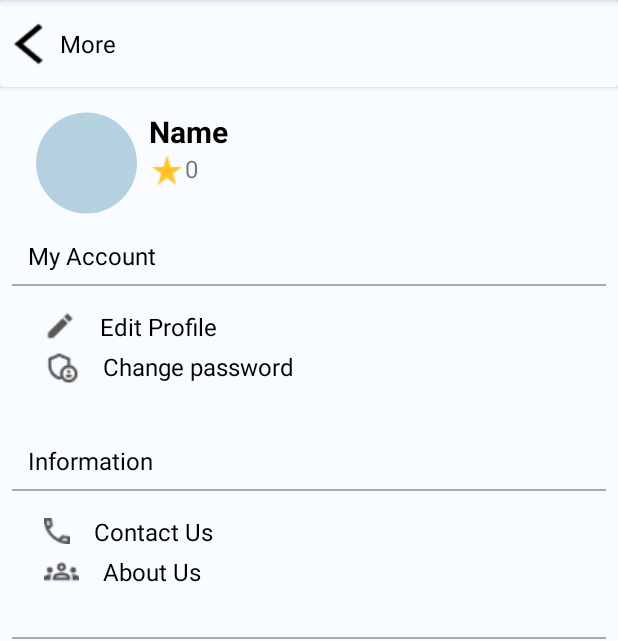
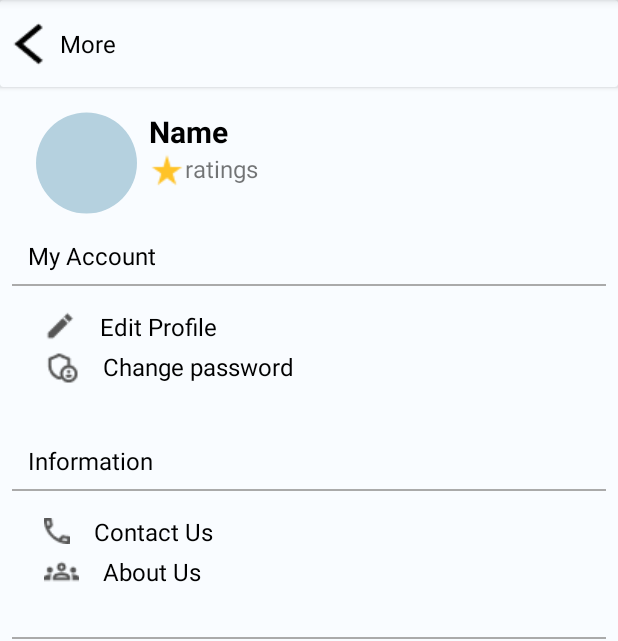
Before and after one commit to jikisan/ServiceHub, an Android app: the more_page screen opened directly, with no data from a screen before it, on a phone screen of 412 x 824 dp, the part 84-725 px from its top. Run offline under Robolectric (Android 15) with nearby library versions, the phone set to English and light mode, and no system bars; our stand-ins replace CircleImageView, Firebase (no records; nobody signed in at launch, a user with empty details on screens opened directly).

Commit message:
revise layout for more page and edit profile page and setup functions

```diff
--- a/app/src/main/java/com/example/servicehub/more_page.java
+++ b/app/src/main/java/com/example/servicehub/more_page.java
@@ -1,5 +1,6 @@
 package com.example.servicehub;
 
+import androidx.annotation.NonNull;
 import androidx.appcompat.app.AppCompatActivity;
 
 import android.content.Intent;
@@ -7,23 +8,40 @@ import android.os.Bundle;
 import android.view.View;
 import android.widget.ImageView;
 import android.widget.TextView;
+import android.widget.Toast;
 
 import com.google.firebase.auth.FirebaseAuth;
+import com.google.firebase.auth.FirebaseUser;
+import com.google.firebase.database.DataSnapshot;
+import com.google.firebase.database.DatabaseError;
+import com.google.firebase.database.DatabaseReference;
+import com.google.firebase.database.FirebaseDatabase;
+import com.google.firebase.database.ValueEventListener;
 
 public class more_page extends AppCompatActivity {
+
+    private FirebaseUser user;
+    private DatabaseReference userDatabase;
+    private String userID;
 
     ImageView iv_messageBtn, iv_notificationBtn, iv_homeBtn, iv_accountBtn,
             iv_moreBtn;
 
-    TextView tv_editProfile, tv_changePassword, tv_contactUs, tv_aboutUs, tv_logout;
+    TextView tv_editProfile, tv_changePassword, tv_contactUs, tv_aboutUs, tv_logout, tv_bannerName, tv_ratings;
 
     @Override
     protected void onCreate(Bundle savedInstanceState) {
         super.onCreate(savedInstanceState);
         setContentView(R.layout.more_page);
 
+        user = FirebaseAuth.getInstance().getCurrentUser();
+        userDatabase = FirebaseDatabase.getInstance().getReference("Users");
+        userID = user.getUid();
+
+
         setRef();
         buttonNav();
+        generateProfile();
         bottomNavTaskbar();
 
 
@@ -116,10 +134,39 @@ public class more_page extends AppCompatActivity {
         iv_homeBtn = findViewById(R.id.iv_homeBtn);
         iv_accountBtn = findViewById(R.id.iv_accountBtn);
         iv_moreBtn = findViewById(R.id.iv_moreBtn);
+
+
         tv_editProfile = findViewById(R.id.tv_editProfile);
         tv_changePassword = findViewById(R.id.tv_changePassword);
         tv_contactUs = findViewById(R.id.tv_contactUs);
         tv_aboutUs = findViewById(R.id.tv_aboutUs);
         tv_logout = findViewById(R.id.tv_logout);
+        tv_bannerName = findViewById(R.id.tv_bannerName);
+
     }
+
+    private void generateProfile() {
+        userDatabase.child(userID).addListenerForSingleValueEvent(new ValueEventListener() {
+            @Override
+            public void onDataChange(@NonNull DataSnapshot snapshot) {
+                Users userProfile = snapshot.getValue(Users.class);
+
+                if(userProfile != null){
+                    String sp_fName = userProfile.firstName;
+                    String sp_lName = userProfile.lastName;
+                    String sp_fullName = sp_fName.substring(0, 1).toUpperCase()+ sp_fName.substring(1).toLowerCase()
+                            + " " + sp_lName.substring(0, 1).toUpperCase()+ sp_lName.substring(1).toLowerCase();
+
+                    tv_bannerName.setText(sp_fullName);
+
+                }
+            }
+
+            @Override
+            public void onCancelled(@NonNull DatabaseError error) {
+                Toast.makeText(more_page.this, error.getMessage(), Toast.LENGTH_SHORT).show();
+            }
+        });
+    }
+
 }
--- a/app/src/main/res/layout/more_page.xml
+++ b/app/src/main/res/layout/more_page.xml
@@ -75,12 +75,13 @@
                 app:layout_constraintTop_toTopOf="@+id/imageView9" />
 
             <TextView
+                android:id="@+id/tv_ratings"
                 android:layout_width="wrap_content"
                 android:layout_height="wrap_content"
                 android:layout_marginStart="8dp"
                 android:layout_marginLeft="8dp"
                 android:drawableLeft="@drawable/star"
-                android:text="0"
+                android:text="ratings"
                 android:textSize="16sp"
                 app:layout_constraintStart_toEndOf="@+id/imageView9"
                 app:layout_constraintTop_toBottomOf="@+id/tv_bannerName" />
```
